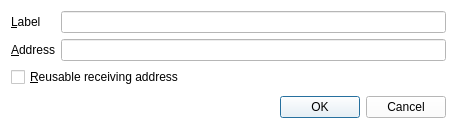
Before: the Qt Designer form src/qt/forms/editaddressdialog.ui in ajeef/Rubix, drawn with Qt 5.
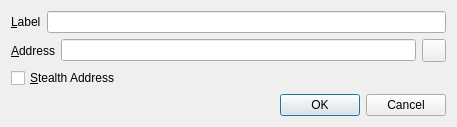
After: the same form once the commit is applied. Icons and pictures are not drawn.

```diff
--- a/src/qt/forms/editaddressdialog.ui
+++ b/src/qt/forms/editaddressdialog.ui
@@ -7,22 +7,16 @@
     <x>0</x>
     <y>0</y>
     <width>457</width>
-    <height>129</height>
+    <height>126</height>
    </rect>
   </property>
   <property name="windowTitle">
    <string>Edit Address</string>
   </property>
-  <property name="styleSheet">
-   <string notr="true">background-color: rgb(255, 255, 255);</string>
-  </property>
-  <layout class="QVBoxLayout" name="verticalLayout">
-   <item>
-    <layout class="QFormLayout" name="formLayout">
-     <property name="fieldGrowthPolicy">
-      <enum>QFormLayout::AllNonFixedFieldsGrow</enum>
-     </property>
-     <item row="0" column="0">
+  <layout class="QGridLayout" name="gridLayout_2">
+   <item row="0" column="0">
+    <layout class="QHBoxLayout" name="horizontalLayout_4">
+     <item>
       <widget class="QLabel" name="label">
        <property name="text">
         <string>&amp;Label</string>
@@ -32,14 +26,18 @@
        </property>
       </widget>
      </item>
-     <item row="0" column="1">
+     <item>
       <widget class="QLineEdit" name="labelEdit">
        <property name="toolTip">
         <string>The label associated with this address book entry</string>
        </property>
       </widget>
      </item>
-     <item row="1" column="0">
+    </layout>
+   </item>
+   <item row="1" column="0">
+    <layout class="QHBoxLayout" name="horizontalLayout_3">
+     <item>
       <widget class="QLabel" name="label_2">
        <property name="text">
         <string>&amp;Address</string>
@@ -49,23 +47,40 @@
        </property>
       </widget>
      </item>
-     <item row="1" column="1">
+     <item>
       <widget class="QLineEdit" name="addressEdit">
        <property name="toolTip">
         <string>The address associated with this address book entry. This can only be modified for sending addresses.</string>
        </property>
       </widget>
      </item>
-     <item row="2" column="0" colspan="2">
-      <widget class="QCheckBox" name="stealthCB">
+     <item>
+      <widget class="QToolButton" name="EditAddressPasteButton">
+       <property name="toolTip">
+        <string>Paste address from clipboard</string>
+       </property>
        <property name="text">
-        <string>&amp;Reusable receiving address</string>
+        <string/>
+       </property>
+       <property name="icon">
+        <iconset resource="../bitcoin.qrc">
+         <normaloff>:/icons/editpaste</normaloff>:/icons/editpaste</iconset>
+       </property>
+       <property name="shortcut">
+        <string>Alt+P</string>
        </property>
       </widget>
      </item>
     </layout>
    </item>
-   <item>
+   <item row="2" column="0">
+    <widget class="QCheckBox" name="stealthCB">
+     <property name="text">
+      <string>&amp;Stealth Address</string>
+     </property>
+    </widget>
+   </item>
+   <item row="3" column="0">
     <widget class="QDialogButtonBox" name="buttonBox">
      <property name="orientation">
       <enum>Qt::Horizontal</enum>
```
Left out of the diff: 4 changed lines with no effect on the pictures.
